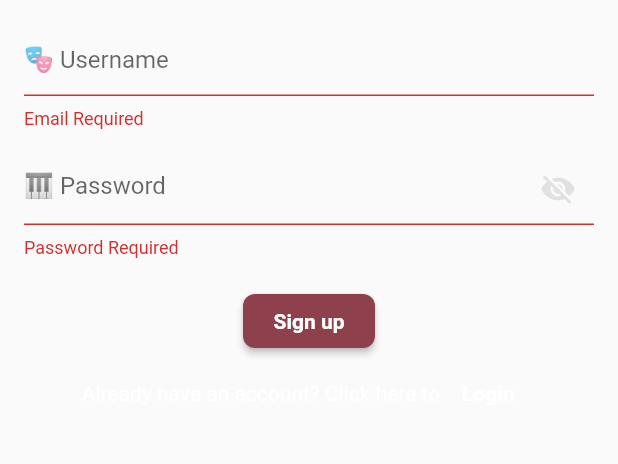
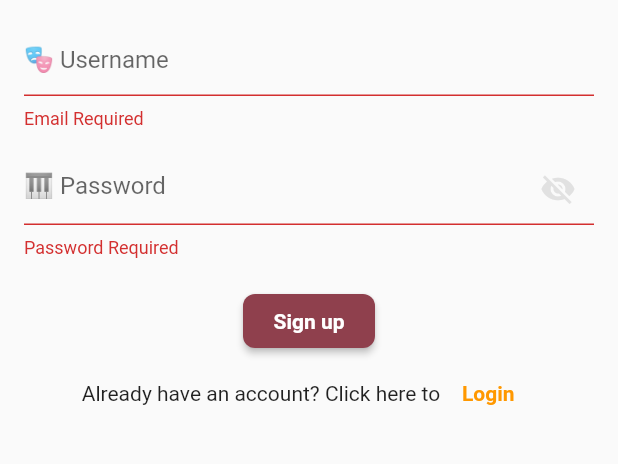
Before and after one commit to f-leoni/lyrics2, a Flutter app: the LoginScreen screen opened directly, after a tap on "Login", after a tap on "Sign up", on a phone screen of 412 x 824 dp, the part 597-1061 px from its top. Run offline on Flutter 3.47's test engine with Material 2 defaults, Android fonts, the phone set to English and light mode, and no system bars; our stand-ins replace cloud_firestore, firebase_auth, firebase_core, font_awesome_flutter, google_fonts, logger and 3 more; missing offline and left inert: beautiful_soup_dart, flutter_acrcloud, genius_api_unofficial, sqlbrite, xml2json; accounts and stored records are empty; generated files the repository leaves out were written again.

Commit message:
Minor bugfixes and graphics enhancements

```diff
--- a/lib/screens/login_screen.dart
+++ b/lib/screens/login_screen.dart
@@ -289,8 +289,10 @@ class _LoginScreenState extends State<LoginScreen> {
             Row(
               mainAxisAlignment: MainAxisAlignment.center,
               children: [
-                Text(AppLocalizations.of(context)!.msgLoginExtended,
-                    style: const TextStyle(color: Colors.white)),
+                Text(
+                  AppLocalizations.of(context)!.msgLoginExtended,
+                  //style: const TextStyle(color: Colors.white)
+                ),
                 TextButton(
                   onPressed: () {
                     setState(() {
@@ -299,7 +301,7 @@ class _LoginScreenState extends State<LoginScreen> {
                   },
                   child: Text(
                     AppLocalizations.of(context)!.msgLogin,
-                    style: const TextStyle(color: Colors.white),
+                    //style: const TextStyle(color: Colors.white),
                   ),
                 ),
               ],
--- a/pubspec.yaml
+++ b/pubspec.yaml
@@ -52,6 +52,7 @@ dependencies:
   firebase_auth: ^3.1.1
   genius_api_unofficial: ^2.0.1
   beautiful_soup_dart: ^0.3.0
+  font_awesome_flutter: ^10.2.1
 
 dependency_overrides:
   firebase_core_platform_interface: 4.5.1
```
Also changed, not shown: lib/screens/search_screen.dart (+18 -6 lines), pubspec.lock.
